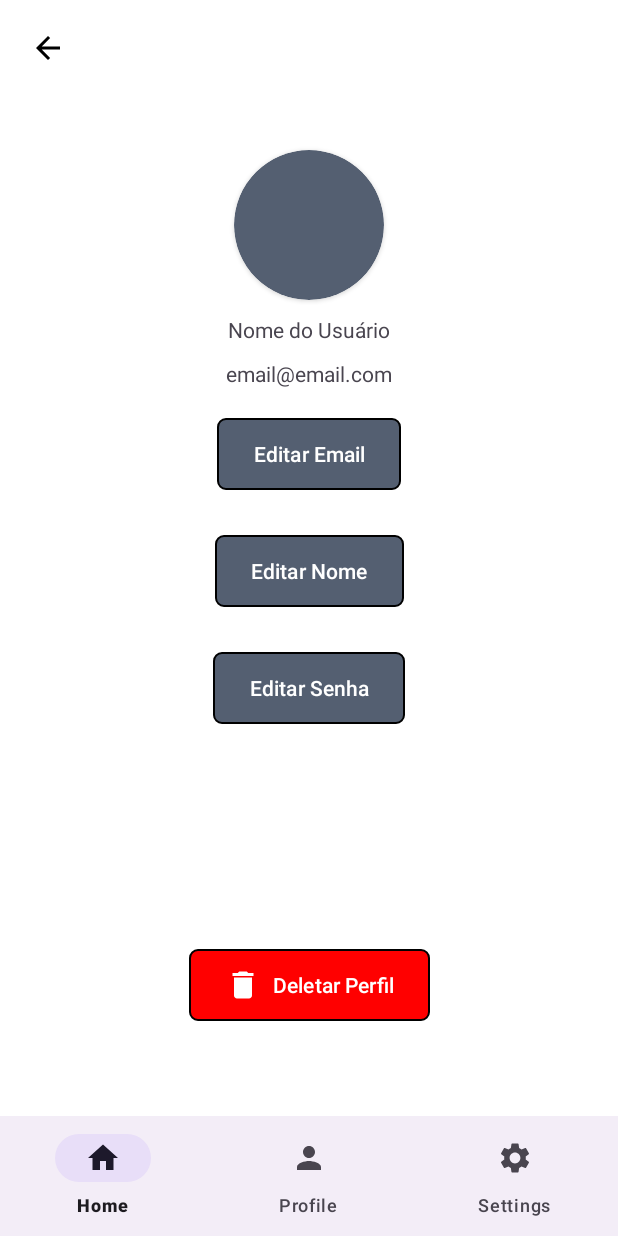
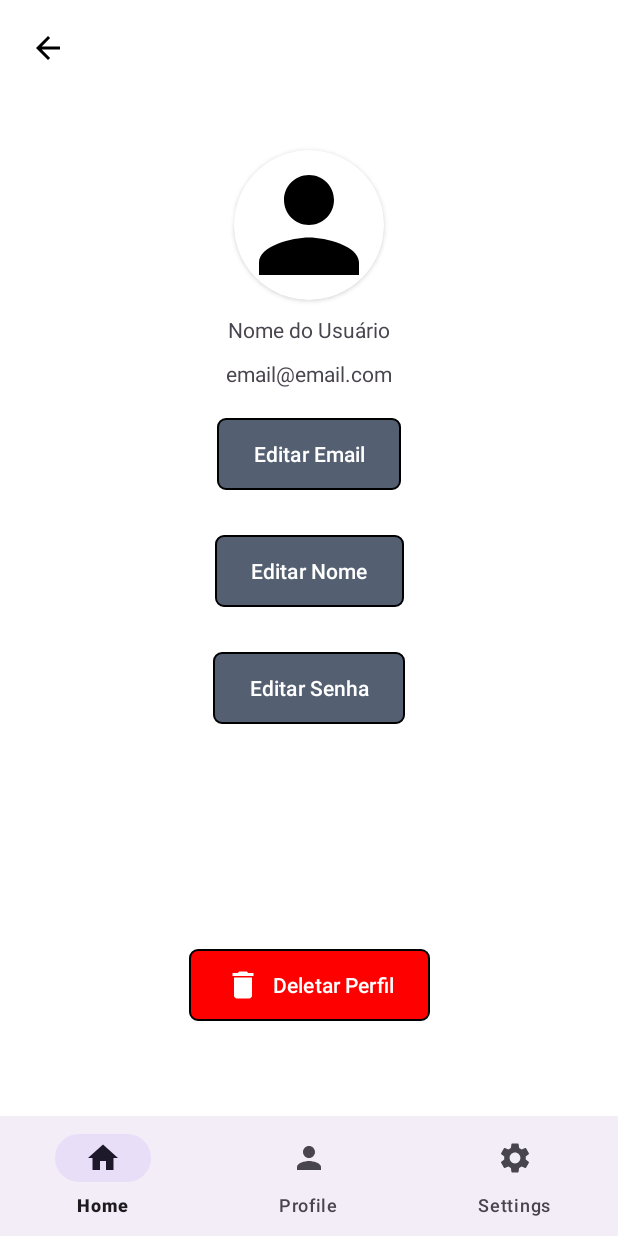
Before and after one commit to Luiz-Eduardo-BL/QuixHouse, an Android app: the PerfilFragment screen opened through its navigation route, on a phone screen of 412 x 824 dp. Run offline under Robolectric (Android 15) with nearby library versions, the phone set to English and light mode, and no system bars; our stand-ins replace Firebase (no records; nobody signed in at launch, a user with empty details on screens opened directly), navigation-ui; 3 statements that could not run were skipped.

Commit message:
feat: updated CreateAccountFragment and PerfilFragment
- Modified CreateAccountFragment to save email along with username during account creation
- Updated PerfilFragment to load and display email and username in the user interface

```diff
--- a/Codigos/app/src/main/java/com/example/quixhouse/PerfilFragment.kt
+++ b/Codigos/app/src/main/java/com/example/quixhouse/PerfilFragment.kt
@@ -1,15 +1,30 @@
 package com.example.quixhouse
 
+import android.app.Activity.RESULT_OK
+import android.content.Intent
+import android.graphics.Bitmap
+import android.graphics.BitmapFactory
+import android.net.Uri
 import android.os.Bundle
+import android.provider.MediaStore
+import android.util.Log
 import android.view.LayoutInflater
 import android.view.View
 import android.view.ViewGroup
 import androidx.fragment.app.Fragment
 import androidx.navigation.fragment.findNavController
 import com.example.quixhouse.databinding.FragmentPerfilBinding
+import com.google.firebase.auth.FirebaseAuth
+import com.google.firebase.database.FirebaseDatabase
+import com.google.firebase.storage.FirebaseStorage
+import kotlinx.coroutines.selects.select
+import java.io.ByteArrayOutputStream
+import java.io.File
+import java.util.UUID
 
 private var _binding: FragmentPerfilBinding? = null
 private val binding get() = _binding!!
+
 class PerfilFragment : Fragment() {
 
     override fun onCreateView(
@@ -25,6 +40,46 @@ class PerfilFragment : Fragment() {
         initClicks()
     }
 
+    override fun onStart() {
+        super.onStart()
+        val user = FirebaseAuth.getInstance().currentUser
+        val database = FirebaseDatabase.getInstance().reference
+        val uid = user?.uid
+        val userName = database.child("users").child(uid.toString()).child("username")
+        val email = database.child("users").child(uid.toString()).child("email")
+        userName.get().addOnSuccessListener {
+            binding.userName.text = it.value.toString()
+        }
+        email.get().addOnSuccessListener {
+            binding.userEmail.text = it.value.toString()
+        }
+    }
+
+    override fun onResume() {
+        super.onResume()
+        val user = FirebaseAuth.getInstance().currentUser
+        val database = FirebaseDatabase.getInstance().reference
+        val uid = user?.uid
+        val profilePic = database.child("users").child(uid.toString()).child("profilePic")
+        profilePic.get().addOnSuccessListener {
+            if (it.value.toString() != "null") {
+                val storage = FirebaseStorage.getInstance().reference
+                val imageRef = storage.child("images/${it.value.toString()}")
+                val localFile = File.createTempFile("tempImage", "jpg")
+                imageRef.getFile(localFile).addOnSuccessListener {
+                    val bitmap = BitmapFactory.decodeFile(localFile.absolutePath)
+                    binding.profileImageView.setImageBitmap(bitmap)
+                }
+            } else {
+                binding.profileImageView.setImageResource(R.drawable.baseline_person_24)
+            }
+        }
+        binding.profileImageView.setOnClickListener {
+            val intent = Intent(Intent.ACTION_PICK)
+            intent.type = "image/*"
+            startActivityForResult(intent, 0)
+        }
+    }
     private fun initClicks() {
         binding.backButton.setOnClickListener {
             findNavController().navigate(R.id.action_perfilFragment_to_home)
@@ -39,5 +94,4 @@ class PerfilFragment : Fragment() {
             findNavController().navigate(R.id.action_perfilFragment_to_changePasswordFragment)
         }
     }
-
 }
--- a/Codigos/app/src/main/res/layout/fragment_perfil.xml
+++ b/Codigos/app/src/main/res/layout/fragment_perfil.xml
@@ -1,10 +1,11 @@
 <?xml version="1.0" encoding="utf-8"?>
-<androidx.constraintlayout.widget.ConstraintLayout xmlns:android="http://schemas.android.com/apk/res/android"
+<androidx.constraintlayout.widget.ConstraintLayout
+    xmlns:android="http://schemas.android.com/apk/res/android"
     xmlns:app="http://schemas.android.com/apk/res-auto"
     xmlns:tools="http://schemas.android.com/tools"
     android:layout_width="match_parent"
     android:layout_height="match_parent"
-    tools:context=".PerfilFragment">
+    tools:context= ".PerfilFragment">
 
     <ImageButton
         android:id="@+id/backButton"
@@ -30,8 +31,7 @@
         <ImageView
             android:id="@+id/profileImageView"
             android:layout_width="100dp"
-            android:layout_height="100dp"
-            android:background="@drawable/circle_background" />
+            android:layout_height="100dp" />
 
     </androidx.cardview.widget.CardView>
 
```
Also changed, not shown: Codigos/app/build.gradle.kts (+8 -0 lines), Codigos/app/src/main/java/com/example/quixhouse/auth/CreateAccountFragment.kt (+7 -11 lines).
